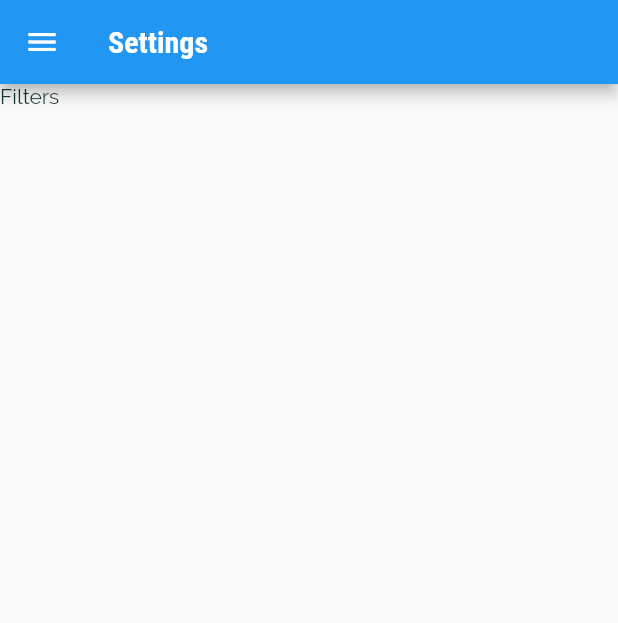
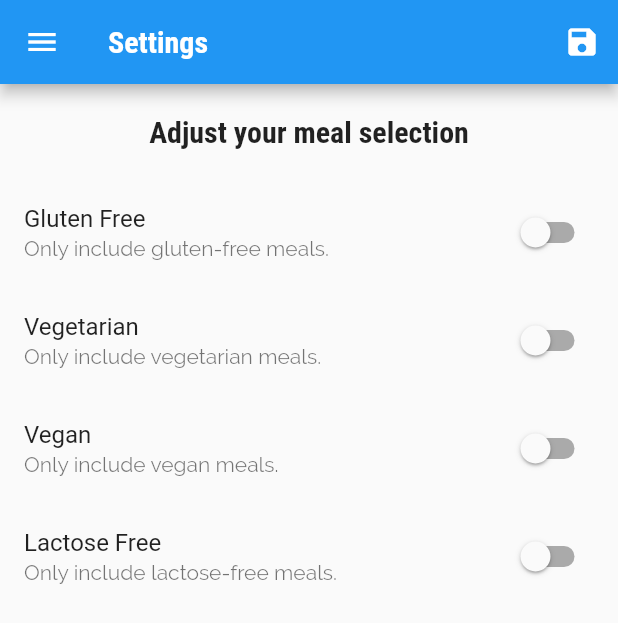
Before and after one commit to levint55/meals_app, a Flutter app: the FiltersPage screen opened by its route, on a phone screen of 412 x 824 dp. Shown: the top 623 px of the screen. Run offline on Flutter 3.47's test engine with Material 2 defaults, Android fonts, the phone set to English and light mode, and no system bars.

Commit message:
course 184

```diff
--- a/lib/main.dart
+++ b/lib/main.dart
@@ -1,4 +1,6 @@
 import 'package:flutter/material.dart';
+import 'package:meals_app/dummy_data.dart';
+import 'package:meals_app/models/meal.dart';
 import 'package:meals_app/pages/filters_page.dart';
 import 'package:meals_app/pages/meals_page.dart';
 import 'package:meals_app/pages/tabs_screen.dart';
@@ -8,8 +10,62 @@ void main() {
   runApp(const MyApp());
 }
 
-class MyApp extends StatelessWidget {
+class MyApp extends StatefulWidget {
   const MyApp({Key? key}) : super(key: key);
+
+  @override
+  State<MyApp> createState() => _MyAppState();
+}
+
+class _MyAppState extends State<MyApp> {
+  Map<String, bool> _filters = {
+    'gluten': false,
+    'lactose': false,
+    'vegan': false,
+    'vegetarian': false
+  };
+
+  final List<Meal> _favoriteMeals = [];
+
+  List<Meal> _availableMeals = DUMMY_MEALS;
+
+  void _setFilters(Map<String, bool> filtersData) {
+    setState(() {
+      _filters = filtersData;
+      _availableMeals = DUMMY_MEALS.where((element) {
+        if (_filters['gluten']! && !element.isGlutenFree) {
+          return false;
+        } else if (_filters['vegan']! && !element.isVegan) {
+          return false;
+        } else if (_filters['vegetarian']! && !element.isVegetarian) {
+          return false;
+        } else if (_filters['lactose']! && !element.isLactoseFree) {
+          return false;
+        }
+        return true;
+      }).toList();
+    });
+  }
+
+  void _toggleFavorite(String mealId) {
+    final existingIndex =
+        _favoriteMeals.indexWhere((element) => element.id == mealId);
+
+    if (existingIndex >= 0) {
+      setState(() {
+        _favoriteMeals.removeAt(existingIndex);
+      });
+    } else {
+      setState(() {
+        _favoriteMeals
+            .add(DUMMY_MEALS.firstWhere((element) => element.id == mealId));
+      });
+    }
+  }
+
+  bool _isMealFavorites(String id) {
+    return _favoriteMeals.any((element) => element.id == id);
+  }
 
   @override
   Widget build(BuildContext context) {
@@ -34,10 +90,11 @@ class MyApp extends StatelessWidget {
       ),
       initialRoute: '/',
       routes: {
-        '/': (context) => const TabsScreen(),
-        MealsPage.routeName: (context) => const MealsPage(),
-        MealDetailPage.routeName: (context) => const MealDetailPage(),
-        FiltersPage.routeName: (context) => const FiltersPage(),
+        '/': (context) => TabsScreen(_favoriteMeals),
+        MealsPage.routeName: (context) => MealsPage(_availableMeals),
+        MealDetailPage.routeName: (context) =>
+            MealDetailPage(_toggleFavorite, _isMealFavorites),
+        FiltersPage.routeName: (context) => FiltersPage(_setFilters, _filters),
       },
     );
   }
--- a/lib/pages/filters_page.dart
+++ b/lib/pages/filters_page.dart
@@ -1,9 +1,54 @@
 import 'package:flutter/material.dart';
 import 'package:meals_app/widgets/main_drawer.dart';
 
-class FiltersPage extends StatelessWidget {
+class FiltersPage extends StatefulWidget {
   static const routeName = '/filters';
-  const FiltersPage({Key? key}) : super(key: key);
+  final Function saveFilters;
+
+  final Map<String, bool> currentFilters;
+
+  const FiltersPage(this.saveFilters, this.currentFilters, {Key? key})
+      : super(key: key);
+
+  @override
+  State<FiltersPage> createState() => _FiltersPageState();
+}
+
+class _FiltersPageState extends State<FiltersPage> {
+  bool _glutenFree = false;
+  bool _vegetarian = false;
+  bool _vegan = false;
+  bool _lactoseFree = false;
+
+  @override
+  initState() {
+    _glutenFree = widget.currentFilters['gluten']!;
+    _vegetarian = widget.currentFilters['vegetarian']!;
+    _vegan = widget.currentFilters['vegan']!;
+    _lactoseFree = widget.currentFilters['lactose']!;
+    super.initState();
+  }
+
+  Widget _buildListTile(
+      bool variable, String text, String subtitle, Function(bool) updateValue) {
+    return SwitchListTile(
+      value: variable,
+      onChanged: updateValue,
+      title: Text(text),
+      subtitle: Text(subtitle),
+    );
+  }
+
+  void _onSave() {
+    final selectedFilters = {
+      'gluten': _glutenFree,
+      'lactose': _lactoseFree,
+      'vegan': _vegan,
+      'vegetarian': _vegetarian,
+    };
+    widget.saveFilters(selectedFilters);
+    Navigator.of(context).pushReplacementNamed('/');
+  }
 
   @override
   Widget build(BuildContext context) {
@@ -11,8 +56,64 @@ class FiltersPage extends StatelessWidget {
       drawer: const MainDrawer(),
       appBar: AppBar(
         title: const Text('Settings'),
+        actions: [IconButton(onPressed: _onSave, icon: const Icon(Icons.save))],
       ),
-      body: const Text('Filters'),
+      body: Column(
+        children: <Widget>[
+          Container(
+            padding: const EdgeInsets.all(20),
+            child: Text(
+              'Adjust your meal selection',
+              style: Theme.of(context).textTheme.headline6,
+            ),
+          ),
+          Expanded(
+              child: ListView(
+            children: <Widget>[
+              _buildListTile(
+                _glutenFree,
+                "Gluten Free",
+                'Only include gluten-free meals.',
+                (newValue) {
+                  setState(() {
+                    _glutenFree = newValue;
+                  });
+                },
+              ),
+              _buildListTile(
+                _vegetarian,
+                "Vegetarian",
+                'Only include vegetarian meals.',
+                (newValue) {
+                  setState(() {
+                    _vegetarian = newValue;
+                  });
+                },
+              ),
+              _buildListTile(
+                _vegan,
+                "Vegan",
+                'Only include vegan meals.',
+                (newValue) {
+                  setState(() {
+                    _vegan = newValue;
+                  });
+                },
+              ),
+              _buildListTile(
+                _lactoseFree,
+                'Lactose Free',
+                'Only include lactose-free meals.',
+                (newValue) {
+                  setState(() {
+                    _lactoseFree = newValue;
+                  });
+                },
+              ),
+            ],
+          ))
+        ],
+      ),
     );
   }
 }
```
Also changed, not shown: lib/pages/favorite_page.dart (+23 -3 lines), lib/pages/meal_detail_page.dart (+7 -5 lines), lib/pages/meals_page.dart (+3 -10 lines), lib/pages/tabs_screen.dart (+14 -5 lines), lib/widgets/meal_item.dart (+5 -11 lines).
